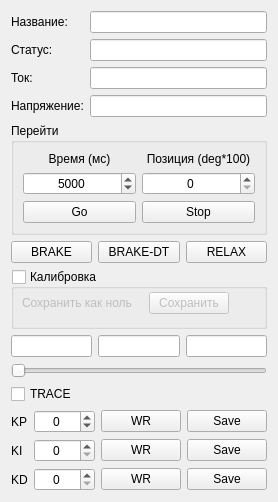
Above: src/Widgets/MotorControlWidget.ui from AlexanderMokhov/AR-600Controller before the change. Below: the same form after it.
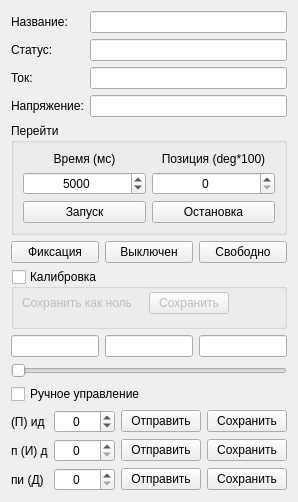
That is the form after the change.

```diff
--- a/src/Widgets/MotorControlWidget.ui
+++ b/src/Widgets/MotorControlWidget.ui
@@ -7,7 +7,7 @@
     <x>0</x>
     <y>0</y>
     <width>257</width>
-    <height>493</height>
+    <height>496</height>
    </rect>
   </property>
   <property name="sizePolicy">
@@ -152,14 +152,14 @@
         <item row="2" column="0">
          <widget class="QPushButton" name="ButtonGoToPos">
           <property name="text">
-           <string>Go</string>
+           <string>Запуск</string>
           </property>
          </widget>
         </item>
         <item row="2" column="1">
          <widget class="QPushButton" name="ButtonStopGoToPos">
           <property name="text">
-           <string>Stop</string>
+           <string>Остановка</string>
           </property>
          </widget>
         </item>
@@ -173,7 +173,7 @@
      <item>
       <widget class="QPushButton" name="ButtonSTOP">
        <property name="text">
-        <string>BRAKE</string>
+        <string>Фиксация</string>
        </property>
        <property name="checkable">
         <bool>false</bool>
@@ -183,14 +183,14 @@
      <item>
       <widget class="QPushButton" name="ButtonBRAKE">
        <property name="text">
-        <string>BRAKE-DT</string>
+        <string>Выключен</string>
        </property>
       </widget>
      </item>
      <item>
       <widget class="QPushButton" name="ButtonRELAX">
        <property name="text">
-        <string>RELAX</string>
+        <string>Свободно</string>
        </property>
       </widget>
      </item>
@@ -336,7 +336,7 @@
      <item>
       <widget class="QCheckBox" name="checkBoxTrace">
        <property name="text">
-        <string>TRACE</string>
+        <string>Ручное управление</string>
        </property>
       </widget>
      </item>
@@ -347,7 +347,7 @@
      <item row="0" column="0">
       <widget class="QLabel" name="label_11">
        <property name="text">
-        <string>KP</string>
+        <string>(П) ид</string>
        </property>
       </widget>
      </item>
@@ -367,21 +367,21 @@
      <item row="0" column="2">
       <widget class="QPushButton" name="ButtonStiffWrite">
        <property name="text">
-        <string>WR</string>
+        <string>Отправить</string>
        </property>
       </widget>
      </item>
      <item row="0" column="3">
       <widget class="QPushButton" name="ButtonStiffSave">
        <property name="text">
-        <string>Save</string>
+        <string>Сохранить</string>
        </property>
       </widget>
      </item>
      <item row="1" column="0">
       <widget class="QLabel" name="label_12">
        <property name="text">
-        <string>KI</string>
+        <string>п (И) д</string>
        </property>
       </widget>
      </item>
@@ -398,21 +398,21 @@
      <item row="1" column="2">
       <widget class="QPushButton" name="ButtonDumpWrite">
        <property name="text">
-        <string>WR</string>
+        <string>Отправить</string>
        </property>
       </widget>
      </item>
      <item row="1" column="3">
       <widget class="QPushButton" name="ButtonDumpSave">
        <property name="text">
-        <string>Save</string>
+        <string>Сохранить</string>
        </property>
       </widget>
      </item>
      <item row="2" column="0">
       <widget class="QLabel" name="label_14">
        <property name="text">
-        <string>KD</string>
+        <string>пи (Д)</string>
        </property>
       </widget>
      </item>
@@ -429,14 +429,14 @@
      <item row="2" column="2">
       <widget class="QPushButton" name="ButtonTorqueWrite">
        <property name="text">
-        <string>WR</string>
+        <string>Отправить</string>
        </property>
       </widget>
      </item>
      <item row="2" column="3">
       <widget class="QPushButton" name="ButtonTorqueSave">
        <property name="text">
-        <string>Save</string>
+        <string>Сохранить</string>
        </property>
       </widget>
      </item>
```
